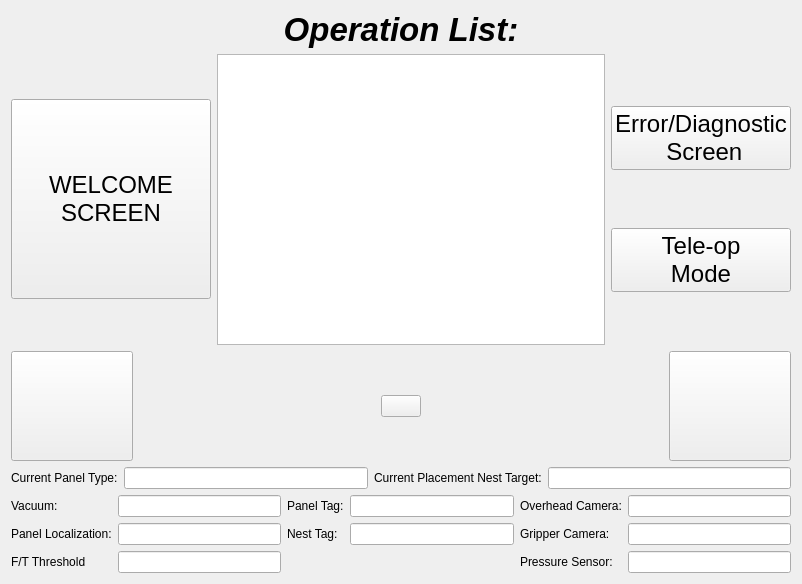
Old version of the form resource/Runscreen.ui in the repository rpiRobotics/rpi_arm_composites_manufacturing_gui.
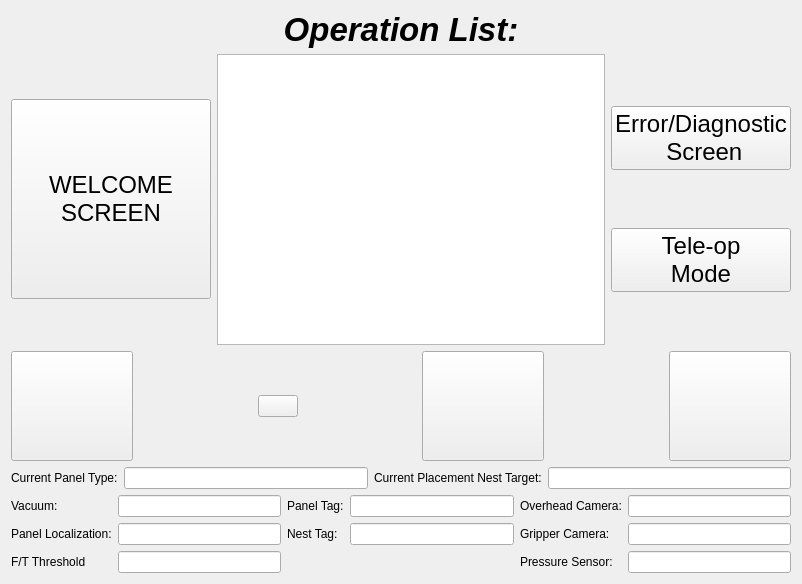
New version of the form. Icons and pictures are not drawn.

Commit message: Attempted to add stop command to GUI and changed action calls

What changed in the file:
```diff
--- a/resource/Runscreen.ui
+++ b/resource/Runscreen.ui
@@ -296,6 +296,42 @@
        </property>
       </widget>
      </item>
+     <item>
+      <spacer name="horizontalSpacer_3">
+       <property name="orientation">
+        <enum>Qt::Horizontal</enum>
+       </property>
+       <property name="sizeHint" stdset="0">
+        <size>
+         <width>40</width>
+         <height>20</height>
+        </size>
+       </property>
+      </spacer>
+     </item>
+     <item>
+      <widget class="QPushButton" name="stopPlan">
+       <property name="minimumSize">
+        <size>
+         <width>122</width>
+         <height>110</height>
+        </size>
+       </property>
+       <property name="text">
+        <string/>
+       </property>
+       <property name="icon">
+        <iconset>
+         <normaloff>../images/pause.png</normaloff>../images/pause.png</iconset>
+       </property>
+       <property name="iconSize">
+        <size>
+         <width>100</width>
+         <height>100</height>
+        </size>
+       </property>
+      </widget>
+     </item>
      <item>
       <spacer name="horizontalSpacer">
        <property name="orientation">
```
The commit also changes 2 other files.
